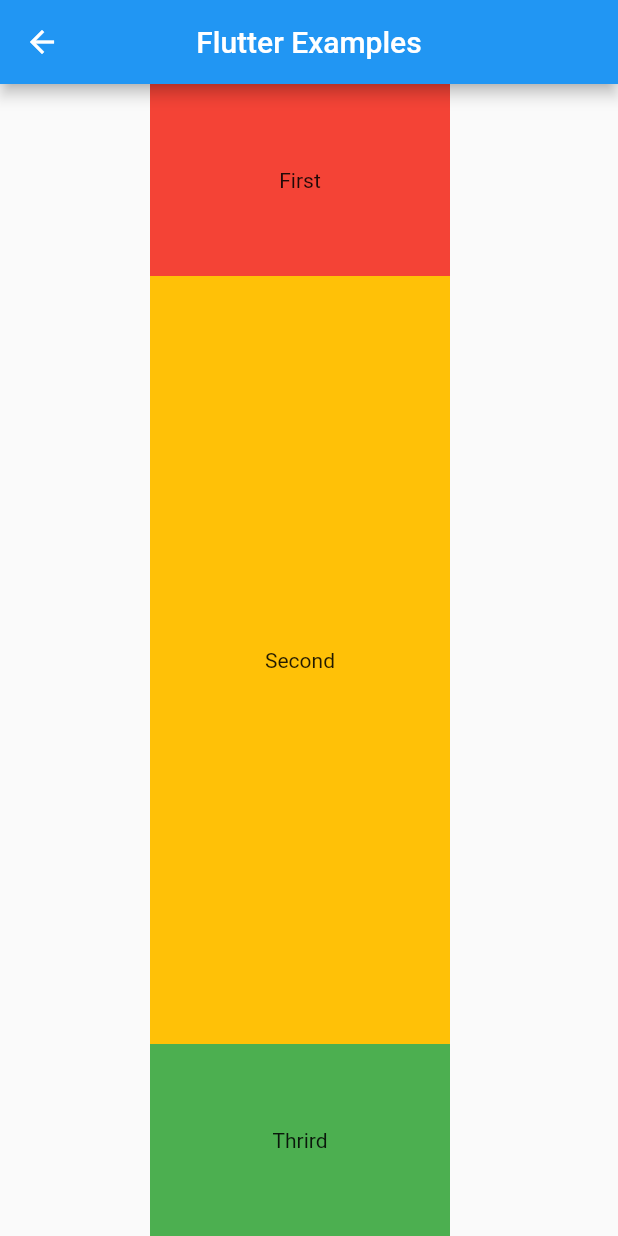
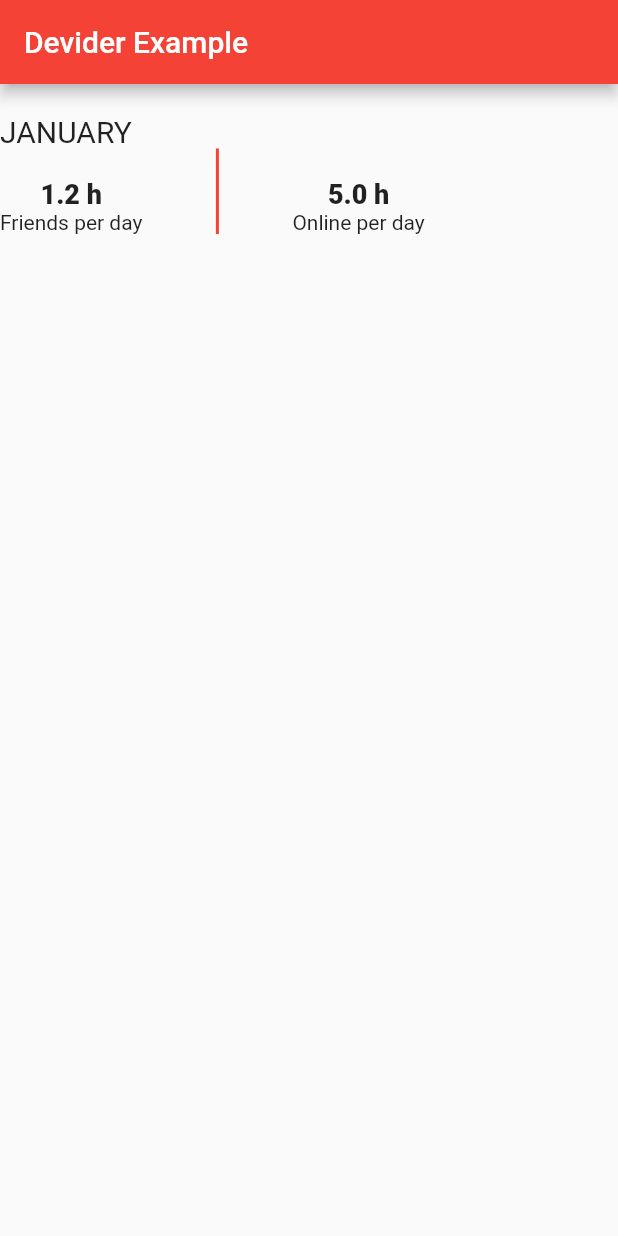
Before and after one commit to sardorergashaliyev/8-dars-expended-scroll, a Flutter app: the screen it shows after launch, on a phone screen of 412 x 824 dp. Run offline on Flutter 3.47's test engine with Material 2 defaults, Android fonts, the phone set to English and light mode, and no system bars.

Commit message:
Classwork 2

```diff
--- a/lib/main.dart
+++ b/lib/main.dart
@@ -10,49 +10,63 @@ class MyApp extends StatelessWidget {
   @override
   Widget build(BuildContext context) {
     return MaterialApp(
+        debugShowCheckedModeBanner: false,
         home: Scaffold(
-      appBar: AppBar(
-        leading: Icon(Icons.arrow_back),
-        title: Text('Flutter Examples'),
-        centerTitle: true,
-      ),
-      body: Padding(
-        padding: const EdgeInsets.symmetric(horizontal: 100),
-        child: Padding(
-          padding: EdgeInsets.symmetric(),
-          child: Column(
+          appBar: AppBar(
+            backgroundColor: Colors.red,
+            title: const Text('Devider Example'),
+          ),
+          body: Column(
+            crossAxisAlignment: CrossAxisAlignment.start,
             children: [
-              Expanded(
-                flex: 1,
-                child: Container(
-                  width: 200,
-                  height: 100,
-                  color: Colors.red,
-                  child: Center(child: Text('First')),
+              Container(
+                margin: const EdgeInsets.only(top: 20),
+                child: const Text(
+                  'JANUARY',
+                  style: TextStyle(fontSize: 20),
                 ),
               ),
-              Expanded(
-                flex: 4,
-                child: Container(
-                  width: 200,
-                  height: 100,
-                  color: Colors.amber,
-                  child: Center(child: Text('Second')),
-                ),
-              ),
-              Expanded(
-                flex: 1,
-                child: Container(
-                  width: 200,
-                  height: 300,
-                  color: Colors.green,
-                  child: Center(child: Text('Thrird')),
+              IntrinsicHeight(
+                child: Row(
+                  children: [
+                    Column(
+                      mainAxisAlignment: MainAxisAlignment.center,
+                      children: [
+                        Container(
+                          margin: const EdgeInsets.only(top: 20),
+                          child: const Text(
+                            '1.2 h',
+                            style: TextStyle(
+                                fontSize: 18, fontWeight: FontWeight.w800),
+                          ),
+                        ),
+                        const Text('Friends per day'),
+                      ],
+                    ),
+                    const VerticalDivider(
+                      color: Colors.red,
+                      thickness: 2,
+                      width: 100,
+                    ),
+                    Column(
+                      mainAxisAlignment: MainAxisAlignment.center,
+                      children: [
+                        Container(
+                          margin: const EdgeInsets.only(top: 20),
+                          child: const Text('5.0 h',
+                              style: TextStyle(
+                                  fontSize: 18, fontWeight: FontWeight.w800)),
+                        ),
+                        Container(
+                          child: const Text('Online per day'),
+                        ),
+                      ],
+                    ),
+                  ],
                 ),
               ),
             ],
           ),
-        ),
-      ),
-    ));
+        ));
   }
 }
```
Also changed, not shown: flutter_01.png (added).
